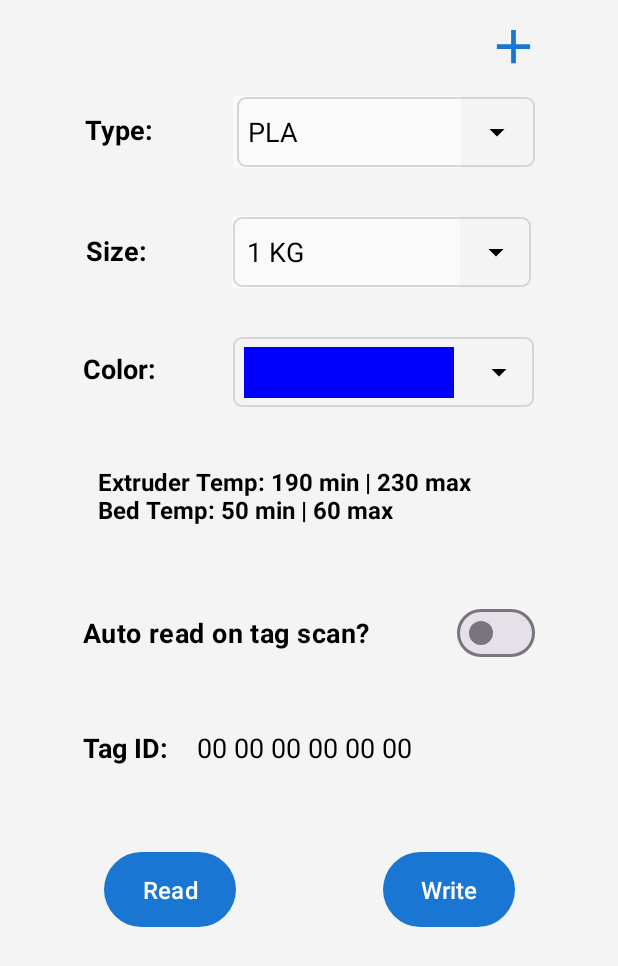
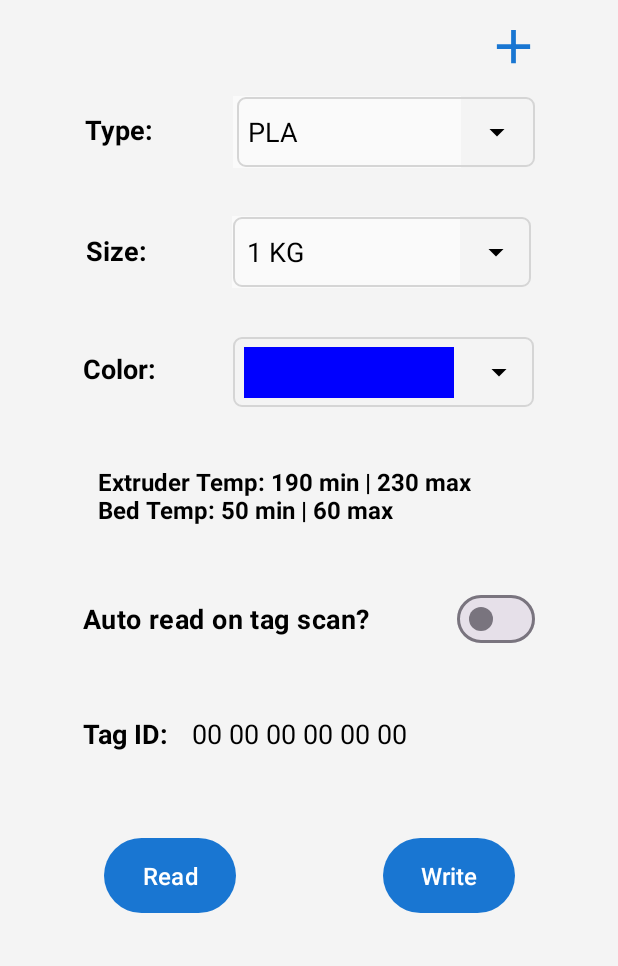
Before and after one commit to vinaycalastry/ACE-RFID, an Android app: the MainActivity screen opened directly, with no data from a screen before it, on a phone screen of 412 x 824 dp. Shown: the top 966 px of the screen. Run offline under Robolectric (Android 15) with nearby library versions, the phone set to English and light mode, and no system bars; our stand-ins replace Room's generated code; 1 statement that could not run was skipped.

Commit message:
v19
Tweak UI
Fix crash

```diff
--- a/Android/AceRFID/app/src/main/java/dngsoftware/acerfid/MainActivity.java
+++ b/Android/AceRFID/app/src/main/java/dngsoftware/acerfid/MainActivity.java
@@ -13,7 +13,6 @@ import static dngsoftware.acerfid.Utils.GetTemps;
 import static dngsoftware.acerfid.Utils.SetPermissions;
 import static dngsoftware.acerfid.Utils.arrayContains;
 import static dngsoftware.acerfid.Utils.bytesToHex;
-import static dngsoftware.acerfid.Utils.canMfc;
 import static dngsoftware.acerfid.Utils.dp2Px;
 import static dngsoftware.acerfid.Utils.filamentTypes;
 import static dngsoftware.acerfid.Utils.filamentVendors;
@@ -106,9 +105,11 @@ public class MainActivity extends AppCompatActivity implements NfcAdapter.Reader
             builder.setTitle(R.string.delete_filament);
             builder.setMessage(MaterialName);
             builder.setPositiveButton(R.string.delete, (dialog, which) -> {
-                matDb.deleteItem(matDb.getFilamentByName(MaterialName));
-                loadMaterials(false);
-                dialog.dismiss();
+                if (matDb.getFilamentByName(MaterialName) != null) {
+                    matDb.deleteItem(matDb.getFilamentByName(MaterialName));
+                    loadMaterials(false);
+                    dialog.dismiss();
+                }
             });
             builder.setNegativeButton(R.string.cancel, (dialog, which) -> dialog.dismiss());
             AlertDialog alert = builder.create();
@@ -126,9 +127,6 @@ public class MainActivity extends AppCompatActivity implements NfcAdapter.Reader
         }
 
         SetPermissions(this);
-        if (!canMfc(this)) {
-            Toast.makeText(getApplicationContext(), R.string.this_device_does_not_support_mifare_ultralight_tags, Toast.LENGTH_SHORT).show();
-        }
 
         try {
             nfcAdapter = NfcAdapter.getDefaultAdapter(this);
@@ -635,14 +633,14 @@ public class MainActivity extends AppCompatActivity implements NfcAdapter.Reader
         Filament currentFilament = matDb.getFilamentByName(MaterialName);
         int tmpPosition = currentFilament.position;
         matDb.deleteItem(currentFilament);
+        MaterialName = String.format("%s %s %s", tmpVendor.trim(), tmpType, tmpSerial.trim());
         Filament filament = new Filament();
         filament.position =  tmpPosition;
         filament.filamentID = "";
-        filament.filamentName = String.format("%s %s %s", tmpVendor.trim(), tmpType, tmpSerial.trim());
+        filament.filamentName = MaterialName;
         filament.filamentVendor = "";
         filament.filamentParam = String.format("%s|%s|%s|%s", tmpExtMin, tmpExtMax, tmpBedMin, tmpBedMax);
         matDb.addItem(filament);
-        MaterialName = String.format("%s %s %s", tmpVendor.trim(), tmpType, tmpSerial.trim());
         loadMaterials(true);
     }
 
--- a/Android/AceRFID/app/src/main/java/dngsoftware/acerfid/Utils.java
+++ b/Android/AceRFID/app/src/main/java/dngsoftware/acerfid/Utils.java
@@ -215,17 +215,6 @@ public class Utils {
             System.arraycopy(brand.getBytes(), 0, brandData, 0, brand.getBytes().length);
         }
         return brandData;
-    }
-
-    public static boolean canMfc(Context context) {
-        FeatureInfo[] info = context.getPackageManager().getSystemAvailableFeatures();
-        for (FeatureInfo i : info) {
-            String name = i.name;
-            if (name != null && name.equals("com.nxp.mifare")) {
-                return true;
-            }
-        }
-        return false;
     }
 
     public static String bytesToHex(byte[] data, boolean space) {
--- a/Android/AceRFID/app/src/main/res/layout/activity_main.xml
+++ b/Android/AceRFID/app/src/main/res/layout/activity_main.xml
@@ -6,6 +6,7 @@
     android:layout_width="match_parent"
     android:layout_height="match_parent"
     android:background="#F4F4F4"
+    android:fitsSystemWindows="true"
     android:fillViewport="true">
 
 <androidx.constraintlayout.widget.ConstraintLayout
@@ -133,6 +134,7 @@
         android:layout_height="wrap_content"
         android:layout_marginStart="16dp"
         android:layout_marginTop="54dp"
+        android:singleLine="true"
         android:text="@string/color"
         android:textColor="@color/text_color"
         android:textSize="18sp"
@@ -146,6 +148,7 @@
         android:layout_width="wrap_content"
         android:layout_height="wrap_content"
         android:layout_marginStart="16dp"
+        android:singleLine="true"
         android:layout_marginTop="40dp"
         android:text="@string/_00_00_00_00"
         android:textColor="@color/text_color"
@@ -155,9 +158,10 @@
 
     <TextView
         android:id="@+id/lbltagid"
-        android:layout_width="60dp"
+        android:layout_width="wrap_content"
         android:layout_height="wrap_content"
         android:layout_marginTop="40dp"
+        android:singleLine="true"
         android:text="@string/tag_id"
         android:textColor="@color/text_color"
         android:textSize="18sp"
@@ -171,14 +175,14 @@
         android:layout_width="wrap_content"
         android:layout_height="wrap_content"
         android:layout_marginStart="100dp"
-        android:layout_marginTop="53dp"
         android:layout_marginEnd="90dp"
+        android:singleLine="true"
         android:padding="14dp"
         android:text="@string/read"
         android:textSize="16sp"
         app:layout_constraintEnd_toStartOf="@+id/writebutton"
         app:layout_constraintStart_toStartOf="parent"
-        app:layout_constraintTop_toBottomOf="@+id/lbltagid" />
+        app:layout_constraintTop_toTopOf="@+id/writebutton" />
 
     <Button
         android:id="@+id/writebutton"
@@ -187,6 +191,7 @@
         android:layout_marginStart="8dp"
         android:layout_marginTop="53dp"
         android:layout_marginEnd="100dp"
+        android:singleLine="true"
         android:padding="14dp"
         android:text="@string/write"
         android:textSize="16sp"
@@ -199,6 +204,7 @@
         android:layout_width="0dp"
         android:layout_height="wrap_content"
         android:layout_marginTop="28dp"
+        android:singleLine="true"
         android:text="@string/auto_read_on_tag_scan"
         android:textColor="@color/text_color"
         android:textSize="18sp"
@@ -211,7 +217,7 @@
     <TextView
         android:id="@+id/infotext"
         android:layout_width="0dp"
-        android:layout_height="70dp"
+        android:layout_height="wrap_content"
         android:padding="10dp"
         android:layout_marginTop="28dp"
         android:textStyle="bold"
--- a/Android/AceRFID/app/src/main/res/layout/add_dialog.xml
+++ b/Android/AceRFID/app/src/main/res/layout/add_dialog.xml
@@ -2,10 +2,10 @@
 <ScrollView
     xmlns:android="http://schemas.android.com/apk/res/android"
     xmlns:app="http://schemas.android.com/apk/res-auto"
-    xmlns:tools="http://schemas.android.com/tools"
     android:layout_width="match_parent"
     android:layout_height="match_parent"
     android:background="#F4F4F4"
+    android:fitsSystemWindows="true"
     android:fillViewport="true"
     app:layout_constraintBottom_toBottomOf="parent"
     app:layout_constraintEnd_toEndOf="parent"
--- a/Android/AceRFID/app/src/main/res/layout/picker_dialog.xml
+++ b/Android/AceRFID/app/src/main/res/layout/picker_dialog.xml
@@ -2,10 +2,10 @@
 <ScrollView
     xmlns:android="http://schemas.android.com/apk/res/android"
     xmlns:app="http://schemas.android.com/apk/res-auto"
-    xmlns:tools="http://schemas.android.com/tools"
     android:layout_width="match_parent"
     android:layout_height="match_parent"
     android:background="#D1D1D1"
+    android:fitsSystemWindows="true"
     android:fillViewport="true">
 
 <androidx.constraintlayout.widget.ConstraintLayout
@@ -93,7 +93,7 @@
         android:imeOptions="actionDone"
         android:singleLine="true"
         android:focusableInTouchMode="true"
-        android:inputType="textVisiblePassword|textCapCharacters"
+        android:inputType="textNoSuggestions|textCapCharacters"
         android:maxLength="6"
         android:padding="10dp"
         android:text=""
```
